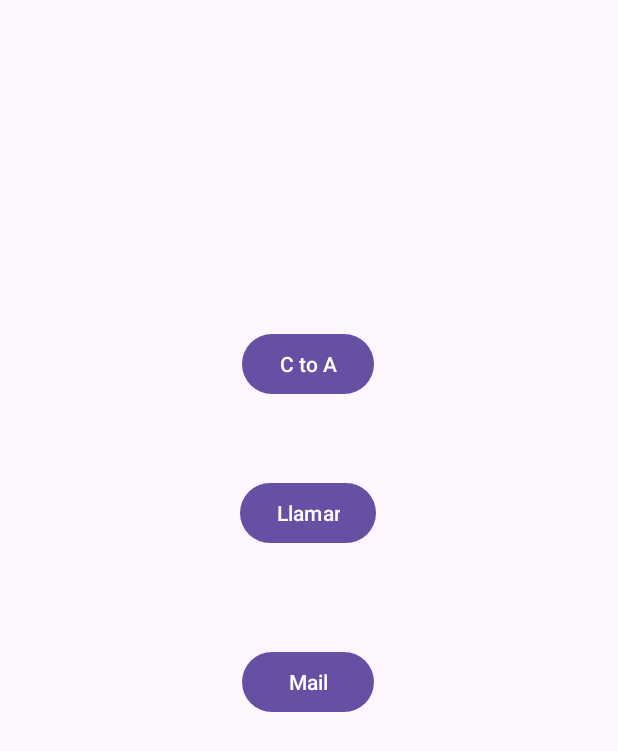
After one commit to jjhernandez-usj/mastertsa-android-2024, an Android app: the ActivityC screen opened directly, with no data from a screen before it, on a phone screen of 412 x 824 dp. The commit adds this screen. Shown: the top 751 px of the screen. Run offline under Robolectric (Android 15) with nearby library versions, the phone set to English and light mode, and no system bars.

Commit message:
master: initial commit

```diff
--- /dev/null
+++ b/app/src/main/java/com/usj/session1/jhernandez/ActivityC.kt
@@ -0,0 +1,31 @@
+package com.usj.session1.jhernandez
+
+import android.content.Intent
+import androidx.appcompat.app.AppCompatActivity
+import android.os.Bundle
+import com.usj.session1.jhernandez.databinding.ActivityCBinding
+
+
+class ActivityC : AppCompatActivity() {
+
+    private val view by lazy {
+        ActivityCBinding.inflate(layoutInflater)
+    }
+
+    override fun onCreate(savedInstanceState: Bundle?) {
+        super.onCreate(savedInstanceState)
+        setContentView(view.root)
+
+        view.btnCtoA.setOnClickListener {
+            val intent = Intent(this, ActivityA::class.java)
+            startActivity(intent)
+        }
+
+        view.btnCall.setOnClickListener {
+            val intent = Intent()
+            intent.action=Intent.ACTION_DIAL
+            intent.putExtra(Intent.EXTRA_PHONE_NUMBER, 123)
+            startActivity(intent)
+        }
+    }
+}
--- /dev/null
+++ b/app/src/main/res/layout/activity_c.xml
@@ -0,0 +1,44 @@
+<?xml version="1.0" encoding="utf-8"?>
+<androidx.constraintlayout.widget.ConstraintLayout xmlns:android="http://schemas.android.com/apk/res/android"
+    xmlns:app="http://schemas.android.com/apk/res-auto"
+    xmlns:tools="http://schemas.android.com/tools"
+    android:layout_width="match_parent"
+    android:layout_height="match_parent"
+    tools:context=".ActivityC">
+
+    <Button
+        android:id="@+id/btnCtoA"
+        android:layout_width="wrap_content"
+        android:layout_height="wrap_content"
+        android:text="@string/button_ctoa"
+        app:layout_constraintBottom_toBottomOf="parent"
+        app:layout_constraintEnd_toEndOf="parent"
+        app:layout_constraintHorizontal_bias="0.498"
+        app:layout_constraintStart_toStartOf="parent"
+        app:layout_constraintTop_toTopOf="parent"
+        app:layout_constraintVertical_bias="0.282" />
+
+    <Button
+        android:id="@+id/btnCall"
+        android:layout_width="wrap_content"
+        android:layout_height="wrap_content"
+        android:text="@string/call"
+        app:layout_constraintBottom_toBottomOf="parent"
+        app:layout_constraintEnd_toEndOf="parent"
+        app:layout_constraintHorizontal_bias="0.498"
+        app:layout_constraintStart_toStartOf="parent"
+        app:layout_constraintTop_toBottomOf="@+id/btnCtoA"
+        app:layout_constraintVertical_bias="0.101" />
+
+    <Button
+        android:id="@+id/btnMail"
+        android:layout_width="wrap_content"
+        android:layout_height="wrap_content"
+        android:text="@string/mail"
+        app:layout_constraintBottom_toBottomOf="parent"
+        app:layout_constraintEnd_toEndOf="parent"
+        app:layout_constraintHorizontal_bias="0.498"
+        app:layout_constraintStart_toStartOf="parent"
+        app:layout_constraintTop_toBottomOf="@+id/btnCall"
+        app:layout_constraintVertical_bias="0.157" />
+</androidx.constraintlayout.widget.ConstraintLayout>
--- a/app/src/main/res/values/strings.xml
+++ b/app/src/main/res/values/strings.xml
@@ -1,3 +1,11 @@
 <resources>
-    <string name="app_name">Session1</string>
+    <string name="app_name">Session 1</string>
+    <string name="button_atob">A to B</string>
+    <string name="button_atoc">A to C</string>
+    <string name="button_btoa">B to A</string>
+    <string name="button_btod">B to D</string>
+    <string name="button_ctoa">C to A</string>
+    <string name="call">Llamar</string>
+    <string name="mail">Mail</string>
+    <string name="activity_b_title">Esto es la actividad B</string>
 </resources>
```
Also changed, not shown: app/build.gradle.kts (+7 -5 lines), app/src/main/AndroidManifest.xml (+11 -1 lines), app/src/main/java/com/usj/session1/jhernandez/ActivityA.kt (renamed from app/src/main/java/com/usj/session1/jhernandez/MainActivity.kt, +15 -10 lines), app/src/main/java/com/usj/session1/jhernandez/ActivityB.kt (added, +35 -0 lines), app/src/main/java/com/usj/session1/jhernandez/ActivityD.kt (added, +17 -0 lines), app/src/main/res/layout/activity_a.xml (renamed from app/src/main/res/layout/activity_main.xml, +16 -4 lines), app/src/main/res/layout/activity_b.xml (added, +38 -0 lines), app/src/main/res/layout/activity_d.xml (added, +9 -0 lines).
